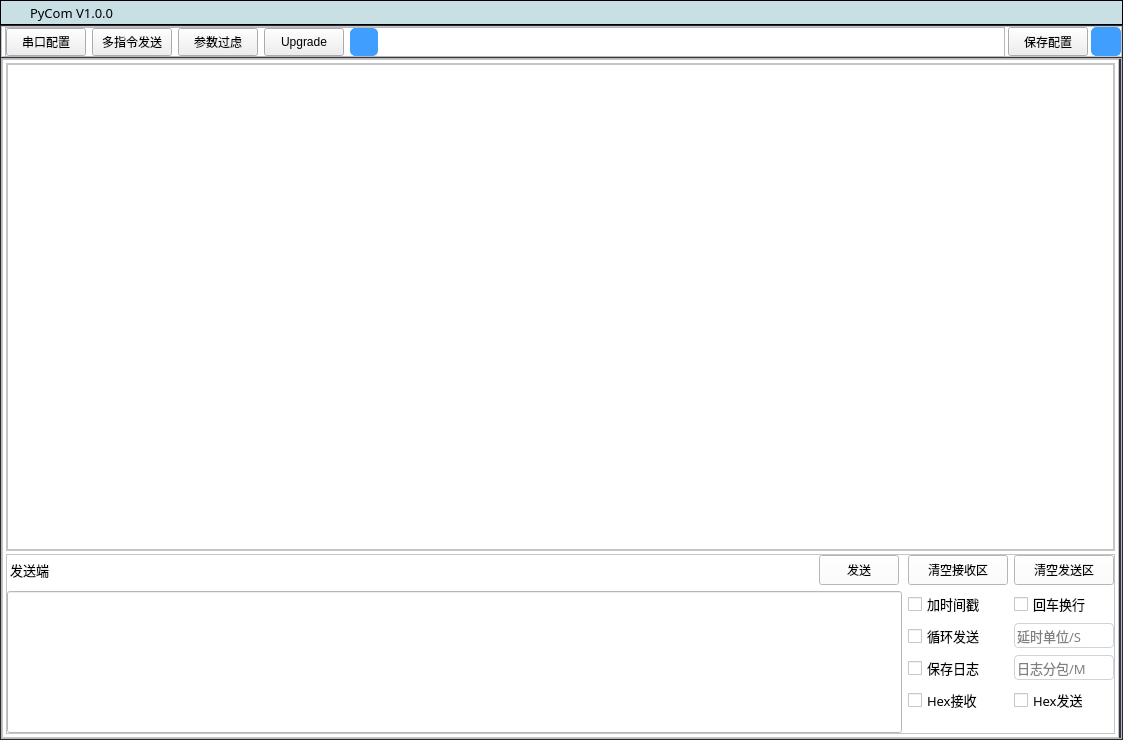
The window that ui/index.ui (jiang-xin9/PyCom) describes before a commit, drawn with Qt 5.
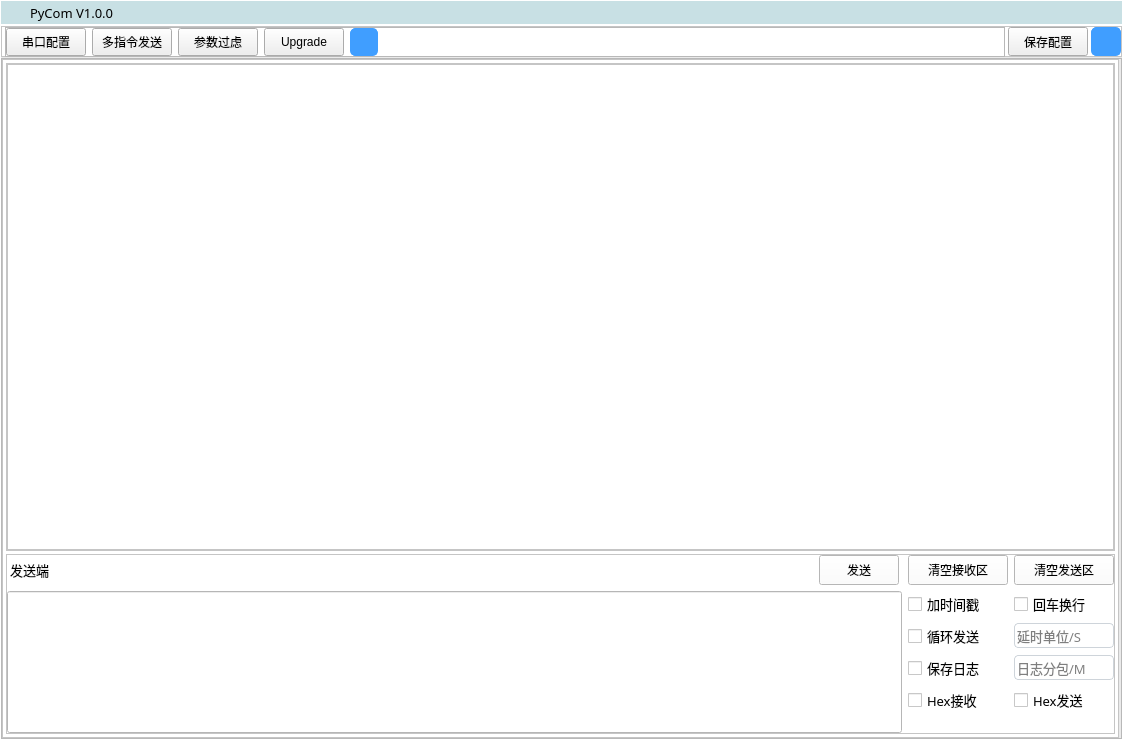
The same window after the commit. Icons and pictures are not drawn. Custom widgets are drawn as their Qt base class.

Commit message: 修改UI配色

Diff of the .ui file:
```diff
--- a/ui/index.ui
+++ b/ui/index.ui
@@ -47,7 +47,7 @@
      <property name="styleSheet">
       <string notr="true">QFrame#top_Frame {
 	background-color: rgb(200, 224, 228);
-	border: 1px solid #000000;
+	border: 1px solid #fff;
 }
 QToolButton::hover {
 	background-color: rgb(121, 164, 172);
@@ -234,7 +234,7 @@
     </widget>
    </item>
    <item>
-    <widget class="QFrame" name="buttomFrame">
+    <widget class="QFrame" name="buttonFrame">
      <property name="sizePolicy">
       <sizepolicy hsizetype="Preferred" vsizetype="Expanding">
        <horstretch>0</horstretch>
@@ -242,8 +242,9 @@
       </sizepolicy>
      </property>
      <property name="styleSheet">
-      <string notr="true">QFrame#buttomFrame {
-	background-color: rgb(48, 54, 67);
+      <string notr="true">QFrame#buttonFrame {
+	border: 1px solid #fff;
+	background-color: rgb(234, 234, 234);
 }</string>
      </property>
      <property name="frameShape">
```
The commit also changes 2 other files.
